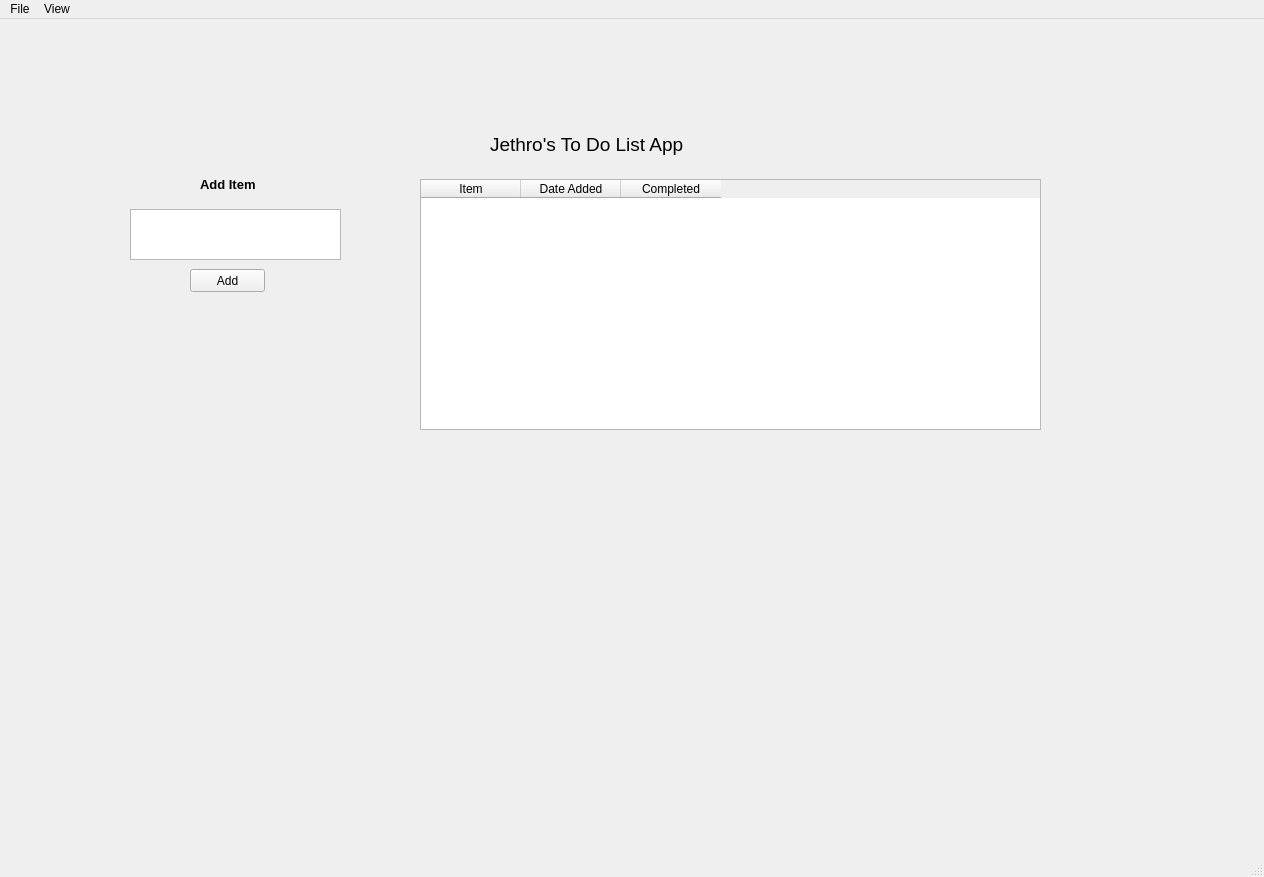
Old version of the form mainUI.ui in the repository j37hr0/ToDoList.
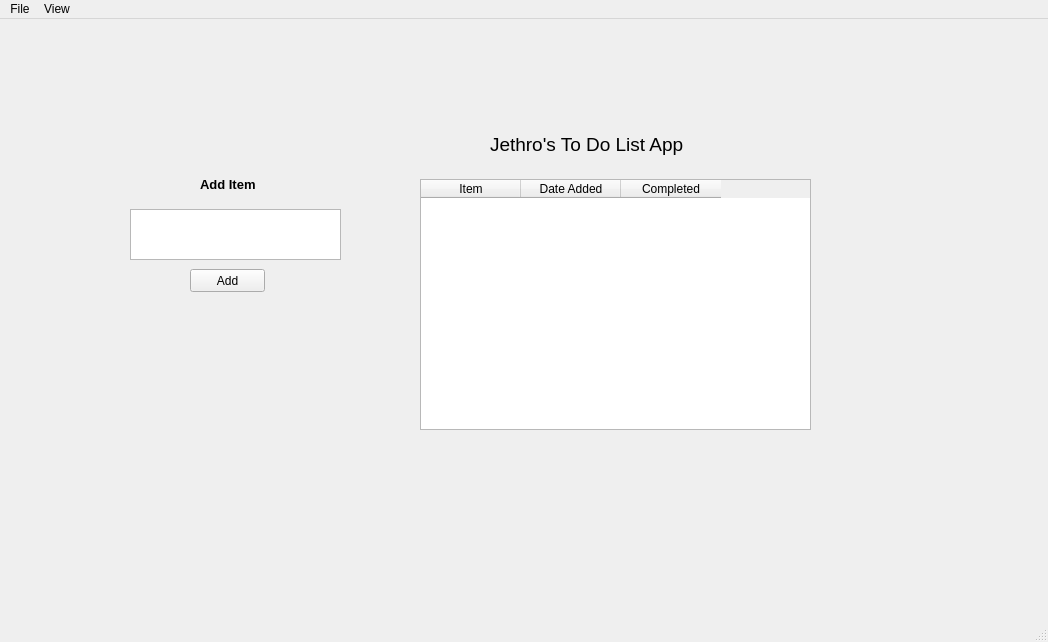
New version of the form.

Commit message: made progress on displaying table, add button works and table updates

```diff
--- a/mainUI.ui
+++ b/mainUI.ui
@@ -6,8 +6,8 @@
    <rect>
     <x>0</x>
     <y>0</y>
-    <width>1264</width>
-    <height>877</height>
+    <width>1048</width>
+    <height>642</height>
    </rect>
   </property>
   <property name="windowTitle">
@@ -80,7 +80,7 @@
      <rect>
       <x>420</x>
       <y>160</y>
-      <width>621</width>
+      <width>391</width>
       <height>251</height>
      </rect>
     </property>
@@ -106,7 +106,7 @@
     <rect>
      <x>0</x>
      <y>0</y>
-     <width>1264</width>
+     <width>1048</width>
      <height>21</height>
     </rect>
    </property>
```
The commit also changes 3 other files.
